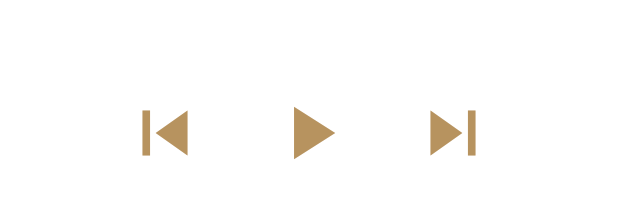
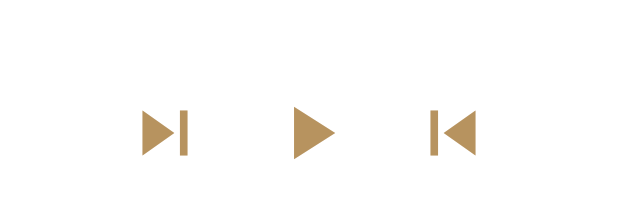
Before and after one commit to alaa-raslan77/islami, a Flutter app: the RadioTab widget shown alone on an empty page, opened directly, on a phone screen of 412 x 824 dp. Shown: the part 715-913 px from the top of the screen. Run offline on Flutter 3.47's test engine with Material 3 defaults, Android fonts, the phone set to English and light mode, and no system bars; our stand-ins replace easy_localization, google_fonts, shared_preferences; accounts and stored records are empty.

Commit message:
last onee

```diff
--- a/lib/home/tabs/radio_tab.dart
+++ b/lib/home/tabs/radio_tab.dart
@@ -24,7 +24,7 @@ class RadioTab extends StatelessWidget {
         Row(
           mainAxisAlignment: MainAxisAlignment.center,
           children: [
-            IconButton(onPressed: () {}, icon: Icon(Icons.skip_previous,
+            IconButton(onPressed: () {}, icon: Icon(Icons.skip_next,
               size: 60,color:     pro.appTheme==ThemeMode.dark?
               AppColors.YellowColor
                   :
@@ -41,7 +41,7 @@ class RadioTab extends StatelessWidget {
 
             SizedBox(width: 20,),
 
-            IconButton(onPressed: () {}, icon: Icon(Icons.skip_next,size: 60,
+            IconButton(onPressed: () {}, icon: Icon(Icons.skip_previous,size: 60,
               color:     pro.appTheme==ThemeMode.dark?
               AppColors.YellowColor
                   :
```
Also changed, not shown: radio_screen.png (added).
